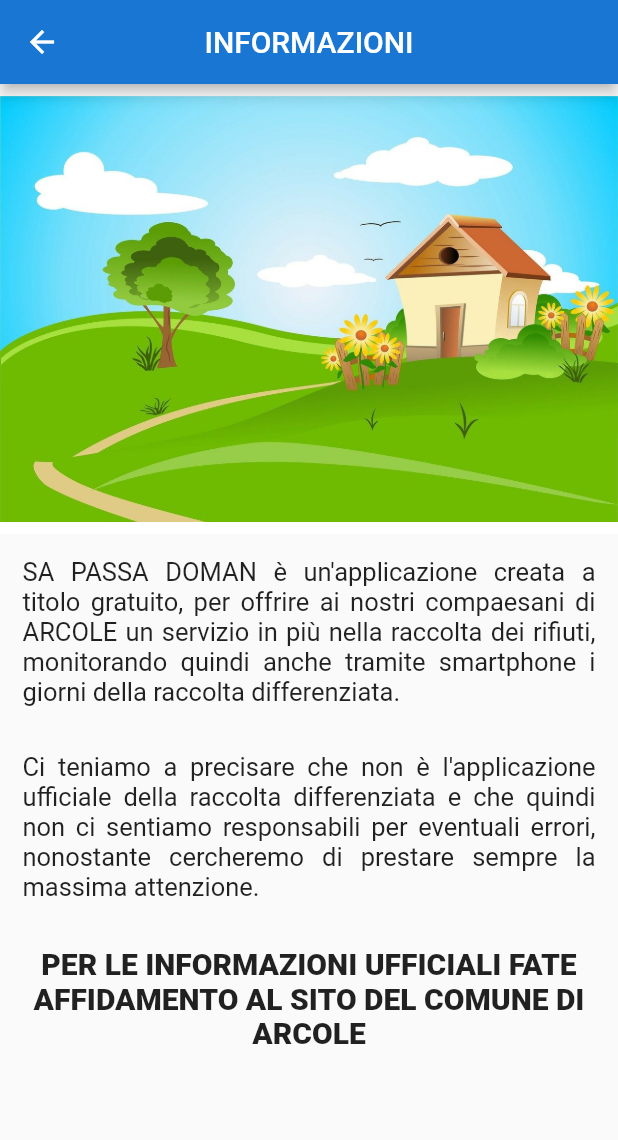
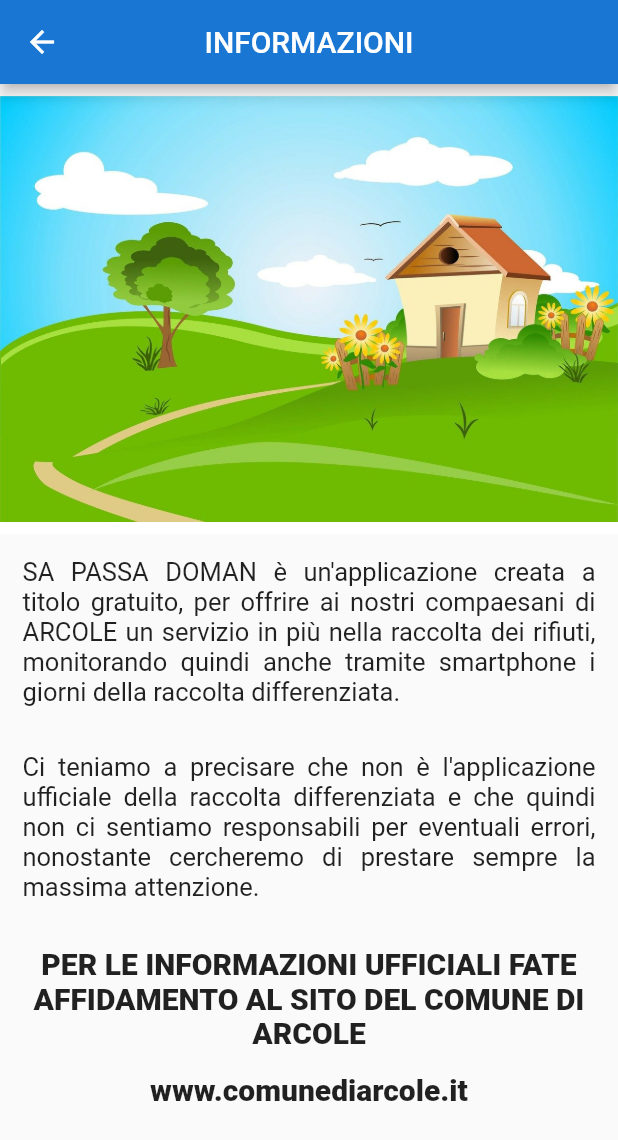
Before and after one commit to FabiodzDev/sa-passa-doman, a Flutter app: the Informazioni screen opened directly, on a phone screen of 412 x 824 dp. Shown: the top 1140 px of the screen. Run offline on Flutter 3.47's test engine with Material 2 defaults, Android fonts, the phone set to English and light mode, and no system bars; our stand-ins replace like_button, splashscreen.

Commit message:
Inserito sito web del comune

```diff
--- a/lib/informazioni.dart
+++ b/lib/informazioni.dart
@@ -51,7 +51,16 @@ class Informazioni extends StatelessWidget {
               textAlign: TextAlign.center,
               style: TextStyle(fontSize: 20, fontWeight: FontWeight.w800 ),
             ),
+          ),
+          Container(
+            child: Text(
+              "www.comunediarcole.it",
+              textAlign: TextAlign.center,
+              style: TextStyle(fontSize: 20, fontWeight: FontWeight.w800 ),
+            ),
           )
+
+
         ],
       ),
     )
```
